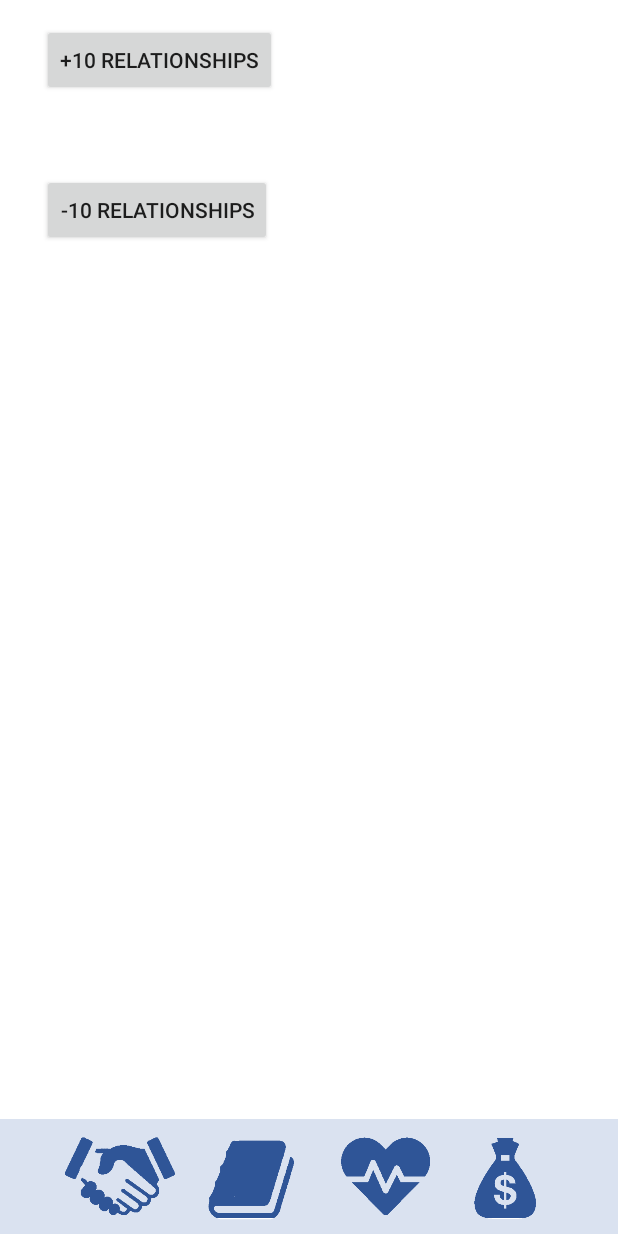
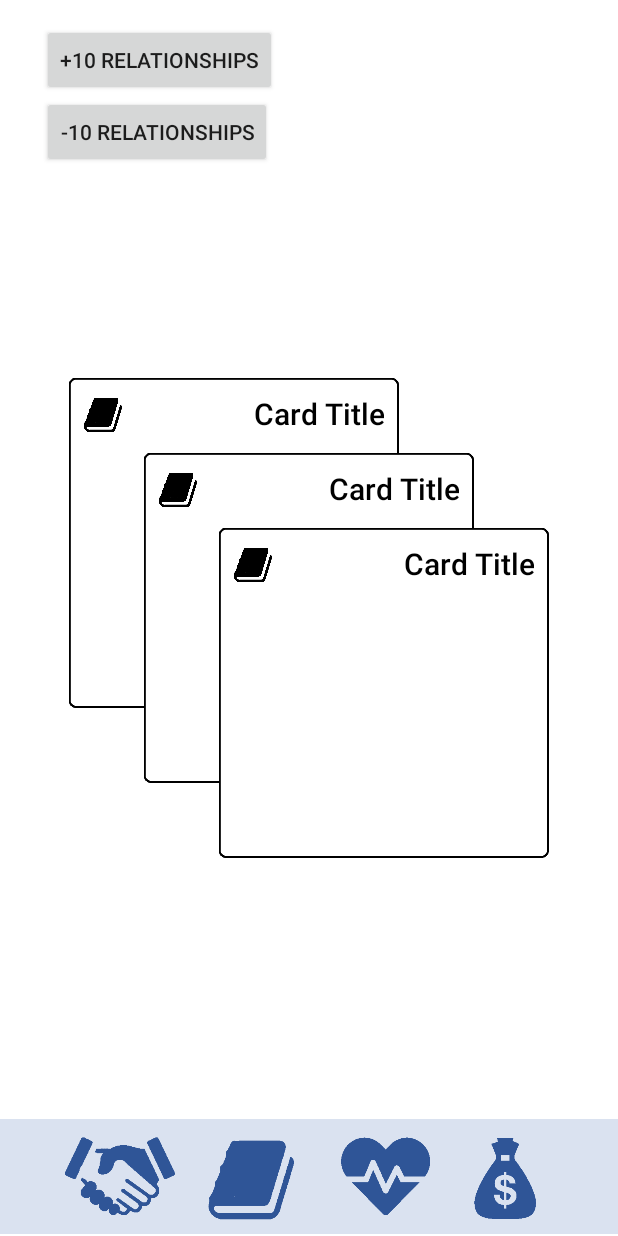
Before and after one commit to phydesmith/Adulting, an Android app: the CardSelection screen opened directly, with no data from a screen before it, on a phone screen of 412 x 824 dp. Run offline under Robolectric (Android 15) with nearby library versions, the phone set to English and light mode, and no system bars.

Commit message:
Added cards that will eventually be automatically updated with the database information, and will trigger the next activity when clicked.

```diff
--- a/app/src/main/res/layout/activity_card_selection.xml
+++ b/app/src/main/res/layout/activity_card_selection.xml
@@ -56,7 +56,7 @@
         android:layout_height="55dp"
         android:layout_marginStart="10dp"
         android:layout_marginLeft="10dp"
-        android:layout_marginBottom="12dp"
+        android:layout_marginBottom="10dp"
         android:background="#2F5597"
         android:contentDescription="@string/bottom_color_value"
         app:layout_constraintBottom_toBottomOf="parent"
@@ -68,7 +68,7 @@
         android:layout_height="55dp"
         android:layout_marginStart="10dp"
         android:layout_marginLeft="10dp"
-        android:layout_marginBottom="12dp"
+        android:layout_marginBottom="11dp"
         android:background="#2F5597"
         android:contentDescription="@string/bottom_color_value"
         app:layout_constraintBottom_toBottomOf="parent"
@@ -80,7 +80,7 @@
         android:layout_height="55dp"
         android:layout_marginStart="5dp"
         android:layout_marginLeft="5dp"
-        android:layout_marginBottom="12dp"
+        android:layout_marginBottom="10dp"
         android:background="#2F5597"
         android:contentDescription="@string/bottom_color_value"
         app:layout_constraintBottom_toBottomOf="parent"
@@ -117,10 +117,134 @@
         android:layout_height="wrap_content"
         android:layout_marginStart="28dp"
         android:layout_marginLeft="28dp"
-        android:layout_marginTop="52dp"
         android:text="-10 Relationships"
         app:layout_constraintStart_toStartOf="parent"
         app:layout_constraintTop_toBottomOf="@+id/testAddR" />
 
+    <ImageView
+        android:id="@+id/backCard"
+        android:layout_width="220dp"
+        android:layout_height="220dp"
+        android:layout_marginEnd="50dp"
+        android:layout_marginRight="50dp"
+        android:layout_marginBottom="50dp"
+        android:contentDescription="@string/choice_card"
+        app:layout_constraintBottom_toBottomOf="@+id/middleCard"
+        app:layout_constraintEnd_toEndOf="@+id/middleCard"
+        app:srcCompat="@drawable/square_card" />
+
+    <ImageView
+        android:id="@+id/middleCard"
+        android:layout_width="220dp"
+        android:layout_height="220dp"
+        app:layout_constraintBottom_toBottomOf="@+id/bottomBar"
+        app:layout_constraintEnd_toEndOf="parent"
+        app:layout_constraintStart_toStartOf="parent"
+        app:layout_constraintTop_toTopOf="parent"
+        app:srcCompat="@drawable/square_card"
+        android:contentDescription="@string/choice_card"/>
+
+    <ImageView
+        android:id="@+id/frontCard"
+        android:layout_width="220dp"
+        android:layout_height="220dp"
+        android:layout_marginStart="50dp"
+        android:layout_marginLeft="50dp"
+        android:layout_marginTop="50dp"
+        android:contentDescription="@string/choice_card"
+        app:layout_constraintStart_toStartOf="@+id/middleCard"
+        app:layout_constraintTop_toTopOf="@+id/middleCard"
+        app:srcCompat="@drawable/square_card" />
+
+    <ImageView
+        android:id="@+id/backCardIcon"
+        android:layout_width="25dp"
+        android:layout_height="25dp"
+        android:layout_marginStart="10dp"
+        android:layout_marginLeft="10dp"
+        android:layout_marginTop="12dp"
+        android:contentDescription="@string/card_icon"
+        app:layout_constraintStart_toStartOf="@+id/backCard"
+        app:layout_constraintTop_toTopOf="@+id/backCard"
+        app:srcCompat="@drawable/icon_education" />
+
+    <ImageView
+        android:id="@+id/middleCardIcon"
+        android:layout_width="25dp"
+        android:layout_height="25dp"
+        android:layout_marginStart="10dp"
+        android:layout_marginLeft="10dp"
+        android:layout_marginTop="12dp"
+        app:layout_constraintStart_toStartOf="@+id/middleCard"
+        app:layout_constraintTop_toTopOf="@+id/middleCard"
+        app:srcCompat="@drawable/icon_education"
+        android:contentDescription="@string/card_icon"/>
+
+    <ImageView
+        android:id="@+id/frontCardIcon"
+        android:layout_width="25dp"
+        android:layout_height="25dp"
+        android:layout_marginStart="10dp"
+        android:layout_marginLeft="10dp"
+        android:layout_marginTop="12dp"
+        android:contentDescription="@string/card_icon"
+        app:layout_constraintStart_toStartOf="@+id/frontCard"
+        app:layout_constraintTop_toTopOf="@+id/frontCard"
+        app:srcCompat="@drawable/icon_education" />
+
+    <TextView
+        android:id="@+id/backCardTitle"
+        android:layout_width="142dp"
+        android:layout_height="29dp"
+        android:layout_marginTop="10dp"
+        android:layout_marginEnd="10dp"
+        android:layout_marginRight="10dp"
+        android:contentDescription="@string/card_title"
+        android:gravity="end"
+        android:text="@string/card_title"
+        android:textAlignment="textEnd"
+        android:textAppearance="@style/TextAppearance.AppCompat.Body2"
+        android:textColor="#000000"
+        android:textIsSelectable="false"
+        android:textSize="20dp"
+        app:layout_constraintEnd_toEndOf="@+id/backCard"
+        app:layout_constraintTop_toTopOf="@+id/backCard" />
+
+    <TextView
+        android:id="@+id/middleCardTitle"
+        android:layout_width="142dp"
+        android:layout_height="29dp"
+        android:layout_marginTop="10dp"
+        android:layout_marginEnd="10dp"
+        android:layout_marginRight="10dp"
+        android:gravity="end"
+        android:text="@string/card_title"
+        android:textAlignment="textEnd"
+        android:textAppearance="@style/TextAppearance.AppCompat.Body2"
+        android:textColor="#000000"
+        android:textIsSelectable="false"
+        android:textSize="20dp"
+        app:layout_constraintEnd_toEndOf="@+id/middleCard"
+        app:layout_constraintTop_toTopOf="@+id/middleCard"
+        android:contentDescription="@string/card_title"/>
+
+    <TextView
+        android:id="@+id/frontCardTotal"
+        android:layout_width="142dp"
+        android:layout_height="29dp"
+        android:layout_marginTop="10dp"
+        android:layout_marginEnd="10dp"
+        android:layout_marginRight="10dp"
+        android:contentDescription="@string/card_title"
+        android:gravity="end"
+        android:text="@string/card_title"
+        android:textAlignment="textEnd"
+        android:textAppearance="@style/TextAppearance.AppCompat.Body2"
+        android:textColor="#000000"
+        android:textIsSelectable="false"
+        android:textSize="20dp"
+        app:layout_constraintEnd_toEndOf="@+id/frontCard"
+        app:layout_constraintTop_toTopOf="@+id/frontCard" />
+
 
 </androidx.constraintlayout.widget.ConstraintLayout>
--- a/app/src/main/res/values/strings.xml
+++ b/app/src/main/res/values/strings.xml
@@ -6,4 +6,7 @@
     <string name="dummy_content">DUMMY\nCONTENT</string>
     <string name="blue_bar" />
     <string name="bottom_color_value" />
+    <string name="card_title">Card Title</string>
+    <string name="choice_card" />
+    <string name="card_icon" />
 </resources>
```
Also changed, not shown: app/src/main/java/com/example/adulting/CardSelection.kt (line endings or trailing spaces), app/src/main/res/drawable/icon_education.png (added), app/src/main/res/drawable/icon_health.png (added), app/src/main/res/drawable/icon_relationships.png (added), app/src/main/res/drawable/icon_wealth.png (added), app/src/main/res/drawable/square_card.png (added).
